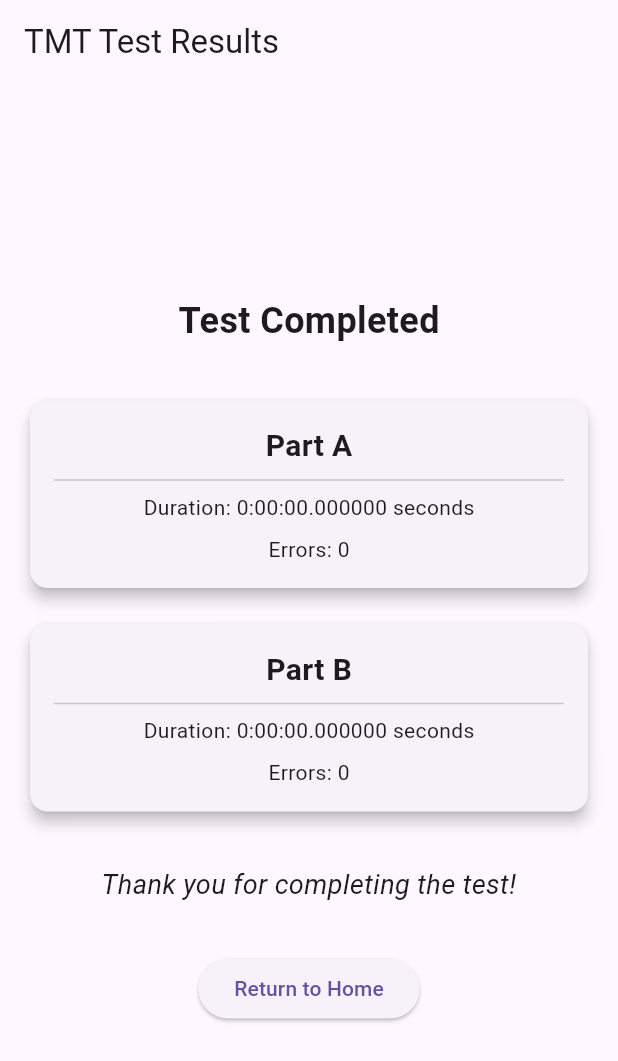
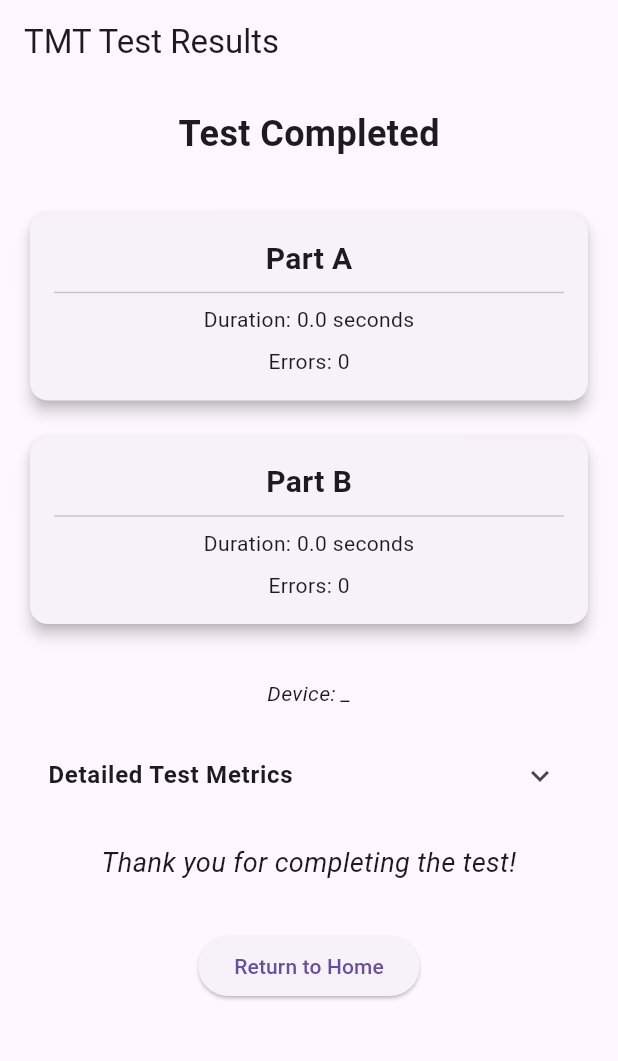
Before and after one commit to jordieres/2025_PENG_XiaoYang_CogTests, a Flutter app: the TmtResultsScreen screen opened by its route, on a phone screen of 412 x 824 dp. Shown: the top 1061 px of the screen. Run offline on Flutter 3.47's test engine with Material 3 defaults, Android fonts, the phone set to English and light mode, and no system bars; our stand-ins replace device_info_plus, flutter_svg, get.

Commit message:
Refactor: Improve TMT Test Results and Metrics
- Adds detailed metrics to the TMT test results screen.
- Displays device model information in the results.
- Shows detailed metrics in an expandable section.
- Adds the capability to get and show device model information.
- Refactors to display time in seconds instead of milliseconds on results screen.
- Adds a constant for metric time thresholds.
- Removes a redundant `TODO` comment for cheat mode.
- Sets default number of circles for the test to 25.
- Fixes incorrect handling of missing pressure/size data.
- Adjusts calculation of average pressure and size.

```diff
--- a/lib/app/features/tm_tst/domain/entities/metric/metric_static_values.dart
+++ b/lib/app/features/tm_tst/domain/entities/metric/metric_static_values.dart
@@ -1,9 +1,9 @@
-
 import '../tmt_game_variable.dart';
 
-class MetricStaticValues{
+class MetricStaticValues {
+  static const int PAUSE_THRESHOLD_MS = 100; //In ms equal 0.1 seconds
+  static const double PAUSE_POSITION_TOLERANCE =
+      TmtGameVariables.TOUCH_MARGIN; // 5 pixels
 
-  static const int PAUSE_THRESHOLD_MS = 100; //In ms equal 0.1 seconds
-  static const double PAUSE_POSITION_TOLERANCE = TmtGameVariables.TOUCH_MARGIN; // 5 pixels
-
+  static const int SEND_METRIC_THRESHOLD_MS = 1000; //In ms equal 1 seconds
 }
--- a/lib/app/features/tm_tst/domain/entities/metric/tmt_pressure_size_metric.dart
+++ b/lib/app/features/tm_tst/domain/entities/metric/tmt_pressure_size_metric.dart
@@ -1,10 +1,10 @@
 class TmtPressureSizeMetric {
-  static const noHavePressureCharacteristic =
+  static const double noHavePressureCharacteristic =
       1; // if device don't have pressure characteristic
-  static const noHaveSizeCharacteristic =
+  static const double noHaveSizeCharacteristic =
       0; // if device don't have size characteristic
 
-  static const noHavePressureORSizeCharacteristicValue =
+  static const double noHavePressureORSizeCharacteristicValue =
       -1; // if device don't have pressure and size characteristic will send -1
 
   final List<double> _pressureList = [];
@@ -32,7 +32,7 @@ class TmtPressureSizeMetric {
   /// Total Average Pressure: Average pressure values based on how hard the user is pressing
   /// on the screen using the surface area of the pressed stylus.
   double calculateAverageTotalPressure() {
-    if (_pressureList.isEmpty) return 0;
+    if (_pressureList.isEmpty) return noHavePressureORSizeCharacteristicValue;
     final totalPressure = _pressureList.reduce((a, b) => a + b);
     return totalPressure / _pressureList.length;
   }
@@ -40,7 +40,7 @@ class TmtPressureSizeMetric {
   /// Total Average Size: Average size values based on how hard the user is pressing
   /// on the screen using the surface area of the pressed stylus.
   double calculateAverageTotalSize() {
-    if (_sizeList.isEmpty) return 0;
+    if (_sizeList.isEmpty) return noHavePressureORSizeCharacteristicValue;
     final totalSize = _sizeList.reduce((a, b) => a + b);
     return totalSize / _sizeList.length;
   }
--- a/lib/app/features/tm_tst/domain/entities/tmt_game_result_data.dart
+++ b/lib/app/features/tm_tst/domain/entities/tmt_game_result_data.dart
@@ -1,3 +1,10 @@
+import 'dart:io';
+import 'package:device_info_plus/device_info_plus.dart';
+import 'package:flutter/material.dart';
+
+import 'metric/metric_static_values.dart';
+import 'metric/tmt_metrics_controller.dart';
+
 class TmtGameResultData {
   final double averageLift;
   final double averagePause;
@@ -5,10 +12,10 @@ class TmtGameResultData {
   final double averageRateBeforeNumbers;
   final double averageRateBetweenCircles;
   final double averageRateInsideCircles;
-  final double averageTimeBeforeLetters;
-  final double averageTimeBeforeNumbers;
-  final double averageTimeBetweenCircles;
-  final double averageTimeInsideCircles;
+  final double averageTimeBeforeLetters; // in seconds
+  final double averageTimeBeforeNumbers; // in seconds
+  final double averageTimeBetweenCircles; // in seconds
+  final double averageTimeInsideCircles; // in seconds
   final double averageTotalPressure;
   final double averageTotalSize;
   final String codeId;
@@ -20,9 +27,10 @@ class TmtGameResultData {
   final int numberPauses;
   final int numCirc;
   final String score;
-  final double timeComplete;
-  final double timeCompleteA;
-  final double timeCompleteB;
+  final double timeComplete; // in seconds
+  final double timeCompleteA; // in seconds
+  final double timeCompleteB; // in seconds
+  final String deviceModel;
 
   TmtGameResultData({
     required this.averageLift,
@@ -49,5 +57,83 @@ class TmtGameResultData {
     required this.timeComplete,
     required this.timeCompleteA,
     required this.timeCompleteB,
+    required this.deviceModel,
   });
+
+  static Future<TmtGameResultData> fromMetricsController(
+    TmtMetricsController controller,
+    BuildContext context, {
+    String codeId = "", //TODO parse TMT test code
+    String score = "", // TODO calculate score
+  }) async {
+    // Get device model information
+    String deviceModel = await _getDeviceModel();
+
+    return TmtGameResultData(
+      averageLift: controller.testLiftMetric.calculateAverageLift(),
+      averagePause: controller.testPauseMetric.calculateAveragePause(),
+      averageRateBeforeLetters:
+          controller.bMetrics.calculateAverageRateBeforeLetters(),
+      averageRateBeforeNumbers:
+          controller.bMetrics.calculateAverageRateBeforeNumbers(),
+      averageRateBetweenCircles:
+          controller.circleMetrics.calculateAverageRateBetweenCircles(),
+      averageRateInsideCircles:
+          controller.circleMetrics.calculateAverageRateInsideCircles(),
+      averageTimeBeforeLetters:
+          controller.bMetrics.calculateAverageTimeBeforeLetters() /
+              MetricStaticValues.SEND_METRIC_THRESHOLD_MS,
+      averageTimeBeforeNumbers:
+          controller.bMetrics.calculateAverageTimeBeforeNumbers() /
+              MetricStaticValues.SEND_METRIC_THRESHOLD_MS,
+      averageTimeBetweenCircles:
+          controller.circleMetrics.calculateAverageTimeBetweenCircles() /
+              MetricStaticValues.SEND_METRIC_THRESHOLD_MS,
+      averageTimeInsideCircles:
+          controller.circleMetrics.calculateAverageTimeInsideCircles() /
+              MetricStaticValues.SEND_METRIC_THRESHOLD_MS,
+      averageTotalPressure:
+          controller.pressureSizeMetric.calculateAverageTotalPressure(),
+      averageTotalSize:
+          controller.pressureSizeMetric.calculateAverageTotalSize(),
+      codeId: codeId,
+      dateData: DateTime.now(),
+      numberErrors: controller.numberError,
+      numberErrorA: controller.numberErrorA,
+      numberErrorB: controller.numberErrorB,
+      numberLifts: controller.testLiftMetric.numberLift,
+      numberPauses: controller.testPauseMetric.numberPause,
+      numCirc: controller.circles.length,
+      score: score,
+      timeComplete: controller.testTimeMetrics
+              .calculateTimeCompleteTest()
+              .inMilliseconds /
+          MetricStaticValues.SEND_METRIC_THRESHOLD_MS,
+      timeCompleteA: controller.testTimeMetrics
+              .calculateTimeCompleteTmtA()
+              .inMilliseconds /
+          MetricStaticValues.SEND_METRIC_THRESHOLD_MS,
+      timeCompleteB: controller.testTimeMetrics
+              .calculateTimeCompleteTmtB()
+              .inMilliseconds /
+          MetricStaticValues.SEND_METRIC_THRESHOLD_MS,
+      deviceModel: deviceModel,
+    );
+  }
+
+  static Future<String> _getDeviceModel() async {
+    DeviceInfoPlugin deviceInfo = DeviceInfoPlugin();
+    try {
+      if (Platform.isAndroid) {
+        AndroidDeviceInfo androidInfo = await deviceInfo.androidInfo;
+        return "${androidInfo.brand}_${androidInfo.model}";
+      } else if (Platform.isIOS) {
+        IosDeviceInfo iosInfo = await deviceInfo.iosInfo;
+        return "${iosInfo.name}_${iosInfo.model}";
+      }
+    } catch (e) {
+      return "unknown_device";
+    }
+    return "unknown_device";
+  }
 }
--- a/lib/app/features/tm_tst/domain/entities/tmt_game_variable.dart
+++ b/lib/app/features/tm_tst/domain/entities/tmt_game_variable.dart
@@ -20,7 +20,7 @@ class TmtGameVariables {
   static const int DEFAULT_CIRCLE_NUMBER = 25;
   static const int PRACTICE_CIRCLE_NUMBER = 9;
 
-  static int CIRCLE_NUMBER = 5;
+  static int CIRCLE_NUMBER = 25;
   static double circleRadius = 20;
 
   static double CONNECT_DISTANCE = circleRadius + TOUCH_MARGIN;
@@ -40,7 +40,7 @@ class TmtGameVariables {
   }
 
   static void setTestModeCalculate() {
-    CIRCLE_NUMBER = DEFAULT_CIRCLE_NUMBER;
+    CIRCLE_NUMBER = 5; //TODO put 25
     //TODO getNUmber circle depend on user preference
   }
 
--- a/lib/app/features/tm_tst/presentation/components/tmt_game_board_controller.dart
+++ b/lib/app/features/tm_tst/presentation/components/tmt_game_board_controller.dart
@@ -52,7 +52,7 @@ class _TmtGameBoardControllerState extends State<TmtGameBoardController> {
   bool _lasTimeHasError = false;
 
   // Add cheat mode boolean
-  bool _isCheatModeEnabled = true;
+  bool _isCheatModeEnabled = true; // TODO deactivate cheat mode
 
   double _constraintsMaxWidth = 0;
   double _constraintsMaxHeight = 0;
--- a/lib/app/features/tm_tst/presentation/screens/tmt_test_result_screen.dart
+++ b/lib/app/features/tm_tst/presentation/screens/tmt_test_result_screen.dart
@@ -1,5 +1,6 @@
 import 'package:flutter/material.dart';
 import 'package:get/get.dart';
+import 'package:msdtmt/app/features/tm_tst/domain/entities/tmt_game_result_data.dart';
 import 'package:msdtmt/app/features/tm_tst/presentation/controllers/tmt_test_flow_state_controller.dart';
 import '../../../../config/routes/app_pages.dart';
 
@@ -10,17 +11,33 @@ class TmtResultsScreen extends StatelessWidget {
   Widget build(BuildContext context) {
     final TmtTestFlowStateController testController =
     Get.find<TmtTestFlowStateController>();
-    final metrics = testController.metricsController;
 
-    final partADuration = metrics.testTimeMetrics.calculateTimeCompleteTmtA();
-    final partBDuration = metrics.testTimeMetrics.calculateTimeCompleteTmtB();
+    final Future<TmtGameResultData> resultFuture = TmtGameResultData.fromMetricsController(
+        testController.metricsController, context);
 
     return Scaffold(
       appBar: AppBar(
         title: const Text('TMT Test Results'),
         automaticallyImplyLeading: false,
       ),
-      body: Center(
+      body: FutureBuilder<TmtGameResultData>(
+        future: resultFuture,
+        builder: (context, snapshot) {
+          if (snapshot.connectionState == ConnectionState.waiting) {
+            return const Center(child: CircularProgressIndicator());
+          } else if (snapshot.hasError) {
+            return Center(
+              child: Text('Error loading results: ${snapshot.error}'),
+            );
+          } else if (!snapshot.hasData) {
+            return const Center(
+              child: Text('No test data available'),
+            );
+          }
+
+          final result = snapshot.data!;
+
+          return SingleChildScrollView(
             child: Padding(
               padding: const EdgeInsets.all(16.0),
               child: Column(
@@ -37,16 +54,64 @@ class TmtResultsScreen extends StatelessWidget {
                   const SizedBox(height: 32),
                   _buildResultCard(
                     'Part A',
-                'Duration: $partADuration seconds',
-                'Errors: ${metrics.numberErrorA}',
+                    'Duration: ${result.timeCompleteA} seconds',
+                    'Errors: ${result.numberErrorA}',
                   ),
                   const SizedBox(height: 16),
                   _buildResultCard(
                     'Part B',
-                'Duration: $partBDuration seconds',
-                'Errors: ${metrics.numberErrorB}',
+                    'Duration: ${result.timeCompleteB} seconds',
+                    'Errors: ${result.numberErrorB}',
                   ),
                   const SizedBox(height: 32),
+                  Text(
+                    'Device: ${result.deviceModel}',
+                    style: const TextStyle(
+                      fontSize: 14,
+                      fontStyle: FontStyle.italic,
+                    ),
+                  ),
+                  const SizedBox(height: 16),
+                  ExpansionTile(
+                    title: const Text('Detailed Test Metrics',
+                        style: TextStyle(fontWeight: FontWeight.bold)),
+                    children: [
+                      Padding(
+                        padding: const EdgeInsets.all(16.0),
+                        child: Column(
+                          crossAxisAlignment: CrossAxisAlignment.start,
+                          children: [
+                            Text('Total Time: ${result.timeComplete.toStringAsFixed(2)} seconds'),
+                            Text('Total Errors: ${result.numberErrors}'),
+                            const Divider(),
+                            Text('Average Lift: ${result.averageLift.toStringAsFixed(2)} ms'),
+                            Text('Average Pause: ${result.averagePause.toStringAsFixed(2)} ms'),
+                            Text('Number of Lifts: ${result.numberLifts}'),
+                            Text('Number of Pauses: ${result.numberPauses}'),
+                            const Divider(),
+                            Text('Average Rate Between Circles: ${result.averageRateBetweenCircles.toStringAsFixed(2)}'),
+                            Text('Average Rate Inside Circles: ${result.averageRateInsideCircles.toStringAsFixed(2)}'),
+                            Text('Average Time Between Circles: ${result.averageTimeBetweenCircles.toStringAsFixed(2)} seconds'),
+                            Text('Average Time Inside Circles: ${result.averageTimeInsideCircles.toStringAsFixed(2)} seconds'),
+                            const Divider(),
+                            Text('Average Rate Before Letters: ${result.averageRateBeforeLetters.toStringAsFixed(2)}'),
+                            Text('Average Rate Before Numbers: ${result.averageRateBeforeNumbers.toStringAsFixed(2)}'),
+                            Text('Average Time Before Letters: ${result.averageTimeBeforeLetters.toStringAsFixed(2)} seconds'),
+                            Text('Average Time Before Numbers: ${result.averageTimeBeforeNumbers.toStringAsFixed(2)} seconds'),
+                            const Divider(),
+                            Text('Average Total Pressure: ${result.averageTotalPressure.toStringAsFixed(2)}'),
+                            Text('Average Total Size: ${result.averageTotalSize.toStringAsFixed(2)}'),
+                            const Divider(),
+                            Text('Number of Circles: ${result.numCirc}'),
+                            Text('Date: ${result.dateData.toString()}'),
+                            if (result.codeId.isNotEmpty) Text('Code ID: ${result.codeId}'),
+                            if (result.score.isNotEmpty) Text('Score: ${result.score}'),
+                          ],
+                        ),
+                      ),
+                    ],
+                  ),
+                  const SizedBox(height: 16),
                   const Text(
                     'Thank you for completing the test!',
                     style: TextStyle(
@@ -65,6 +130,8 @@ class TmtResultsScreen extends StatelessWidget {
                 ],
               ),
             ),
+          );
+        },
       ),
     );
   }
```
Lines whose indentation alone changed are shown as unchanged.
